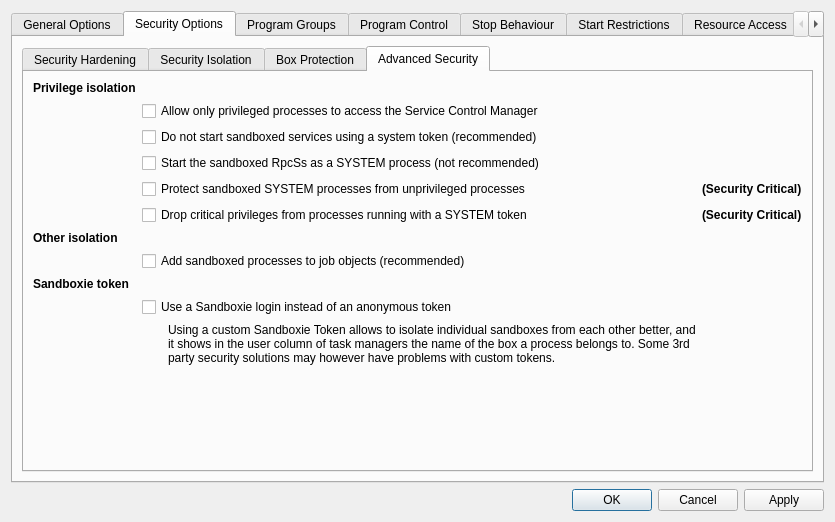
First picture: the form in SandboxiePlus/SandMan/Forms/OptionsWindow.ui, repository sandboxie-plus/Sandboxie, before the edit.
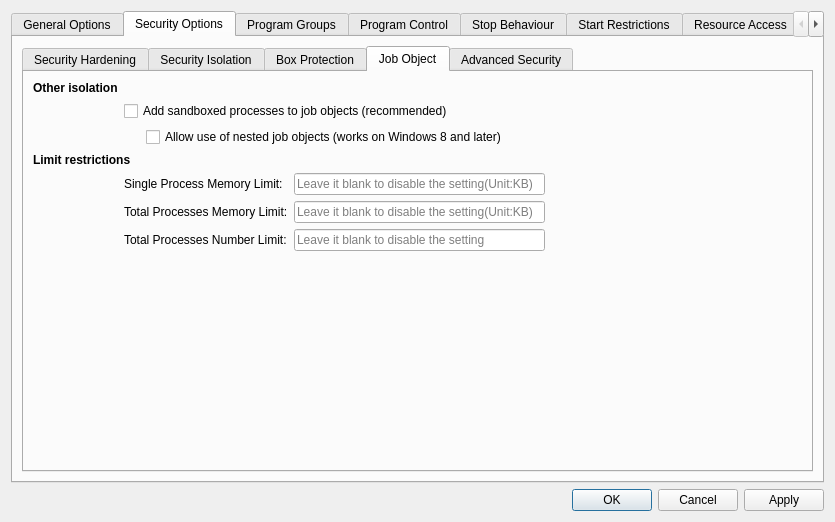
Second picture: the form after the edit. The open tabs and pages were chosen to show the change.

```diff
--- a/SandboxiePlus/SandMan/Forms/OptionsWindow.ui
+++ b/SandboxiePlus/SandMan/Forms/OptionsWindow.ui
@@ -1572,10 +1572,153 @@
              </item>
             </layout>
            </widget>
+           <widget class="QWidget" name="tabJob">
+            <attribute name="title">
+             <string>Job Object</string>
+            </attribute>
+            <layout class="QGridLayout" name="gridLayout_51">
+             <item row="0" column="0">
+              <layout class="QGridLayout" name="gridLayout_50">
+               <item row="6" column="1" colspan="2">
+                <widget class="QLabel" name="label_86">
+                 <property name="text">
+                  <string>Total Processes Number Limit:</string>
+                 </property>
+                </widget>
+               </item>
+               <item row="1" column="1" colspan="4">
+                <widget class="QCheckBox" name="chkAddToJob">
+                 <property name="text">
+                  <string>Add sandboxed processes to job objects (recommended)</string>
+                 </property>
+                </widget>
+               </item>
+               <item row="0" column="0">
+                <widget class="QLabel" name="lblJob">
+                 <property name="font">
+                  <font>
+                   <bold>true</bold>
+                   <kerning>true</kerning>
+                  </font>
+                 </property>
+                 <property name="toolTip">
+                  <string>Protect the sandbox integrity itself</string>
+                 </property>
+                 <property name="text">
+                  <string>Other isolation</string>
+                 </property>
+                </widget>
+               </item>
+               <item row="5" column="1" colspan="2">
+                <widget class="QLabel" name="label_56">
+                 <property name="text">
+                  <string>Total Processes Memory Limit:</string>
+                 </property>
+                </widget>
+               </item>
+               <item row="4" column="1" colspan="2">
+                <widget class="QLabel" name="label_53">
+                 <property name="text">
+                  <string>Single Process Memory Limit:</string>
+                 </property>
+                </widget>
+               </item>
+               <item row="4" column="3">
+                <widget class="QLineEdit" name="lineSingleMemory">
+                 <property name="placeholderText">
+                  <string>Leave it blank to disable the setting(Unit:KB)</string>
+                 </property>
+                </widget>
+               </item>
+               <item row="5" column="3">
+                <widget class="QLineEdit" name="lineTotalMemory">
+                 <property name="placeholderText">
+                  <string>Leave it blank to disable the setting(Unit:KB)</string>
+                 </property>
+                </widget>
+               </item>
+               <item row="6" column="3">
+                <widget class="QLineEdit" name="lineTotalNumber">
+                 <property name="placeholderText">
+                  <string>Leave it blank to disable the setting</string>
+                 </property>
+                </widget>
+               </item>
+               <item row="2" column="2" colspan="3">
+                <widget class="QCheckBox" name="chkNestedJobs">
+                 <property name="text">
+                  <string>Allow use of nested job objects (works on Windows 8 and later)</string>
+                 </property>
+                </widget>
+               </item>
+               <item row="7" column="4">
+                <spacer name="horizontalSpacer_23">
+                 <property name="orientation">
+                  <enum>Qt::Horizontal</enum>
+                 </property>
+                 <property name="sizeHint" stdset="0">
+                  <size>
+                   <width>40</width>
+                   <height>20</height>
+                  </size>
+                 </property>
+                </spacer>
+               </item>
+               <item row="7" column="0">
+                <spacer name="verticalSpacer_45">
+                 <property name="orientation">
+                  <enum>Qt::Vertical</enum>
+                 </property>
+                 <property name="sizeHint" stdset="0">
+                  <size>
+                   <width>20</width>
+                   <height>40</height>
+                  </size>
+                 </property>
+                </spacer>
+               </item>
+               <item row="2" column="1">
+                <widget class="QLabel" name="label_63">
+                 <property name="sizePolicy">
+                  <sizepolicy hsizetype="Fixed" vsizetype="Fixed">
+                   <horstretch>0</horstretch>
+                   <verstretch>0</verstretch>
+                  </sizepolicy>
+                 </property>
+                 <property name="minimumSize">
+                  <size>
+                   <width>16</width>
+                   <height>0</height>
+                  </size>
+                 </property>
+                 <property name="text">
+                  <string/>
+                 </property>
+                </widget>
+               </item>
+               <item row="3" column="0" colspan="2">
+                <widget class="QLabel" name="lblLimit">
+                 <property name="font">
+                  <font>
+                   <bold>true</bold>
+                   <kerning>true</kerning>
+                  </font>
+                 </property>
+                 <property name="toolTip">
+                  <string>Protect the system from sandboxed processes</string>
+                 </property>
+                 <property name="text">
+                  <string>Limit restrictions</string>
+                 </property>
+                </widget>
+               </item>
+              </layout>
+             </item>
+            </layout>
+           </widget>
            <widget class="QWidget" name="tabPrivileges">
             <property name="font">
              <font>
-              <weight>50</weight>
               <bold>false</bold>
               <kerning>true</kerning>
              </font>
@@ -1586,7 +1729,34 @@
             <layout class="QGridLayout" name="gridLayout_26">
              <item row="0" column="1">
               <layout class="QGridLayout" name="gridLayout_2">
-               <item row="10" column="2" colspan="2">
+               <item row="5" column="1" colspan="3">
+                <widget class="QCheckBox" name="chkDropPrivileges">
+                 <property name="text">
+                  <string>Drop critical privileges from processes running with a SYSTEM token</string>
+                 </property>
+                </widget>
+               </item>
+               <item row="9" column="2">
+                <spacer name="horizontalSpacer_13">
+                 <property name="orientation">
+                  <enum>Qt::Horizontal</enum>
+                 </property>
+                 <property name="sizeHint" stdset="0">
+                  <size>
+                   <width>40</width>
+                   <height>20</height>
+                  </size>
+                 </property>
+                </spacer>
+               </item>
+               <item row="1" column="1" colspan="3">
+                <widget class="QCheckBox" name="chkProtectSCM">
+                 <property name="text">
+                  <string>Allow only privileged processes to access the Service Control Manager</string>
+                 </property>
+                </widget>
+               </item>
+               <item row="8" column="2" colspan="2">
                 <widget class="QLabel" name="label_74">
                  <property name="text">
                   <string>Using a custom Sandboxie Token allows to isolate individual sandboxes from each other better, and it shows in the user column of task managers the name of the box a process belongs to. Some 3rd party security solutions may however have problems with custom tokens.</string>
@@ -1596,6 +1766,35 @@
                  </property>
                 </widget>
                </item>
+               <item row="4" column="4">
+                <widget class="QLabel" name="label_65">
+                 <property name="font">
+                  <font>
+                   <bold>true</bold>
+                   <kerning>true</kerning>
+                  </font>
+                 </property>
+                 <property name="text">
+                  <string>(Security Critical)</string>
+                 </property>
+                </widget>
+               </item>
+               <item row="0" column="0">
+                <widget class="QLabel" name="lblPrivilege">
+                 <property name="font">
+                  <font>
+                   <bold>true</bold>
+                   <kerning>true</kerning>
+                  </font>
+                 </property>
+                 <property name="toolTip">
+                  <string>Protect the sandbox integrity itself</string>
+                 </property>
+                 <property name="text">
+                  <string>Privilege isolation</string>
+                 </property>
+                </widget>
+               </item>
                <item row="2" column="1" colspan="3">
                 <widget class="QCheckBox" name="chkRestrictServices">
                  <property name="text">
@@ -1603,89 +1802,14 @@
                  </property>
                 </widget>
                </item>
-               <item row="1" column="1" colspan="3">
-                <widget class="QCheckBox" name="chkProtectSCM">
-                 <property name="text">
-                  <string>Allow only privileged processes to access the Service Control Manager</string>
-                 </property>
-                </widget>
-               </item>
-               <item row="6" column="0">
-                <widget class="QLabel" name="lblFence">
-                 <property name="font">
-                  <font>
-                   <weight>75</weight>
-                   <bold>true</bold>
-                   <kerning>true</kerning>
-                  </font>
-                 </property>
-                 <property name="toolTip">
-                  <string>Protect the sandbox integrity itself</string>
-                 </property>
-                 <property name="text">
-                  <string>Other isolation</string>
-                 </property>
-                </widget>
-               </item>
-               <item row="9" column="1" colspan="4">
+               <item row="7" column="1" colspan="4">
                 <widget class="QCheckBox" name="chkSbieLogon">
                  <property name="text">
                   <string>Use a Sandboxie login instead of an anonymous token</string>
                  </property>
                 </widget>
                </item>
-               <item row="0" column="0">
-                <widget class="QLabel" name="lblPrivilege">
-                 <property name="font">
-                  <font>
-                   <weight>75</weight>
-                   <bold>true</bold>
-                   <kerning>true</kerning>
-                  </font>
-                 </property>
-                 <property name="toolTip">
-                  <string>Protect the sandbox integrity itself</string>
-                 </property>
-                 <property name="text">
-                  <string>Privilege isolation</string>
-                 </property>
-                </widget>
-               </item>
-               <item row="11" column="2">
-                <spacer name="horizontalSpacer_13">
-                 <property name="orientation">
-                  <enum>Qt::Horizontal</enum>
-                 </property>
-                 <property name="sizeHint" stdset="0">
-                  <size>
-                   <width>40</width>
-                   <height>20</height>
-                  </size>
-                 </property>
-                </spacer>
-               </item>
-               <item row="7" column="1" colspan="2">
-                <widget class="QCheckBox" name="chkAddToJob">
-                 <property name="text">
-                  <string>Add sandboxed processes to job objects (recommended)</string>
-                 </property>
-                </widget>
-               </item>
-               <item row="4" column="4">
-                <widget class="QLabel" name="label_65">
-                 <property name="font">
-                  <font>
-                   <weight>75</weight>
-                   <bold>true</bold>
-                   <kerning>true</kerning>
-                  </font>
-                 </property>
-                 <property name="text">
-                  <string>(Security Critical)</string>
-                 </property>
-                </widget>
-               </item>
-               <item row="11" column="1">
+               <item row="9" column="1">
                 <spacer name="verticalSpacer">
                  <property name="orientation">
                   <enum>Qt::Vertical</enum>
@@ -1716,7 +1840,6 @@
                 <widget class="QLabel" name="label_64">
                  <property name="font">
                   <font>
-                   <weight>75</weight>
                    <bold>true</bold>
                    <kerning>true</kerning>
                   </font>
@@ -1726,18 +1849,10 @@
                  </property>
                 </widget>
                </item>
-               <item row="5" column="1" colspan="3">
-                <widget class="QCheckBox" name="chkDropPrivileges">
-                 <property name="text">
-                  <string>Drop critical privileges from processes running with a SYSTEM token</string>
-                 </property>
-                </widget>
-               </item>
-               <item row="8" column="0" colspan="2">
+               <item row="6" column="0" colspan="2">
                 <widget class="QLabel" name="lblToken">
                  <property name="font">
                   <font>
-                   <weight>75</weight>
                    <bold>true</bold>
                    <kerning>true</kerning>
                   </font>
@@ -4006,119 +4121,6 @@
                </item>
                <item row="8" column="1">
                 <spacer name="horizontalSpacer_12">
-                 <property name="orientation">
-                  <enum>Qt::Horizontal</enum>
-                 </property>
-                 <property name="sizeHint" stdset="0">
-                  <size>
-                   <width>40</width>
-                   <height>20</height>
-                  </size>
-                 </property>
-                </spacer>
-               </item>
-               <item row="4" column="1">
-                <widget class="QCheckBox" name="chkNestedJobs">
-                 <property name="text">
-                  <string>Allow use of nested job objects (works on Windows 8 and later)</string>
-                 </property>
-                </widget>
-               </item>
-               <item row="0" column="1">
-                <widget class="QCheckBox" name="chkNoPanic">
-                 <property name="toolTip">
-                  <string>When the global hotkey is pressed 3 times in short succession this exception will be ignored.</string>
-                 </property>
-                 <property name="text">
-                  <string>Exclude this sandbox from being terminated when &quot;Terminate All Processes&quot; is invoked.</string>
-                 </property>
-                </widget>
-               </item>
-              </layout>
-             </item>
-            </layout>
-           </widget>
-           <widget class="QWidget" name="lblLimit_2">
-            <attribute name="title">
-             <string>Process Limits</string>
-            </attribute>
-            <layout class="QGridLayout" name="gridLayout_51">
-             <item row="0" column="0">
-              <layout class="QGridLayout" name="gridLayout_50">
-               <item row="4" column="0">
-                <spacer name="verticalSpacer_44">
-                 <property name="orientation">
-                  <enum>Qt::Vertical</enum>
-                 </property>
-                 <property name="sizeHint" stdset="0">
-                  <size>
-                   <width>20</width>
-                   <height>40</height>
-                  </size>
-                 </property>
-                </spacer>
-               </item>
-               <item row="0" column="0">
-                <widget class="QLabel" name="lblLimit">
-                 <property name="font">
-                  <font>
-                   <weight>75</weight>
-                   <bold>true</bold>
-                   <kerning>true</kerning>
-                  </font>
-                 </property>
-                 <property name="toolTip">
-                  <string>Protect the system from sandboxed processes</string>
-                 </property>
-                 <property name="text">
-                  <string>Limit restrictions</string>
-                 </property>
-                </widget>
-               </item>
-               <item row="2" column="2">
-                <widget class="QLineEdit" name="lineTotalMemory">
-                 <property name="placeholderText">
-                  <string>Leave it blank to disable the setting(Unit:KB)</string>
-                 </property>
-                </widget>
-               </item>
-               <item row="3" column="2">
-                <widget class="QLineEdit" name="lineTotalNumber">
-                 <property name="placeholderText">
-                  <string>Leave it blank to disable the setting</string>
-                 </property>
-                </widget>
-               </item>
-               <item row="1" column="2">
-                <widget class="QLineEdit" name="lineSingleMemory">
-                 <property name="placeholderText">
-                  <string>Leave it blank to disable the setting(Unit:KB)</string>
-                 </property>
-                </widget>
-               </item>
-               <item row="3" column="1">
-                <widget class="QLabel" name="label_86">
-                 <property name="text">
-                  <string>Total Processes Number Limit:</string>
-                 </property>
-                </widget>
-               </item>
-               <item row="2" column="1">
-                <widget class="QLabel" name="label_56">
-                 <property name="text">
-                  <string>Total Processes Memory Limit:</string>
-                 </property>
-                </widget>
-               </item>
-               <item row="1" column="1">
-                <widget class="QLabel" name="label_53">
-                 <property name="text">
-                  <string>Single Process Memory Limit:</string>
-                 </property>
-                </widget>
-               </item>
-               <item row="4" column="1" colspan="2">
-                <spacer name="horizontalSpacer_22">
                  <property name="orientation">
                   <enum>Qt::Horizontal</enum>
                  </property>
```
Left out of the diff: 72 changed lines with no effect on the pictures.
